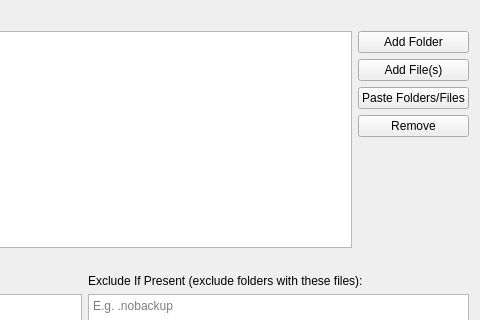
This is src/vorta/assets/UI/sourcetab.ui in borgbase/vorta as Qt 5 draws it before an edit; both pictures show x 311 to 791 and y 0 to 320 of the 791 by 497 pixel window. The edited form follows.
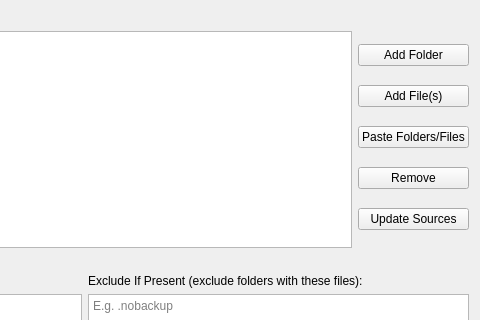
This is the edited form.

Commit message: Add "Update sources" button

What changed in the file:
```diff
--- a/src/vorta/assets/UI/sourcetab.ui
+++ b/src/vorta/assets/UI/sourcetab.ui
@@ -95,13 +95,20 @@
          </property>
         </widget>
        </item>
-       <item alignment="Qt::AlignTop">
+       <item>
         <widget class="QPushButton" name="sourceRemove">
          <property name="text">
           <string>Remove</string>
          </property>
         </widget>
        </item>
+       <item>
+        <widget class="QPushButton" name="sourcesUpdate">
+         <property name="text">
+          <string>Update Sources</string>
+         </property>
+        </widget>
+       </item>
       </layout>
      </item>
     </layout>
```
